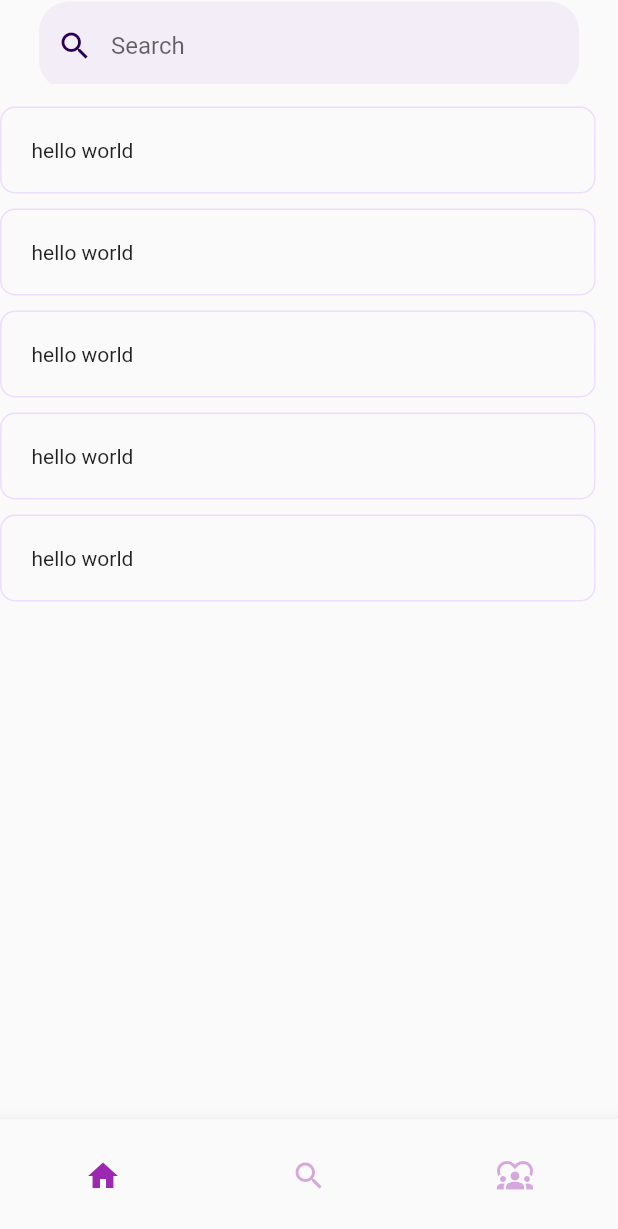
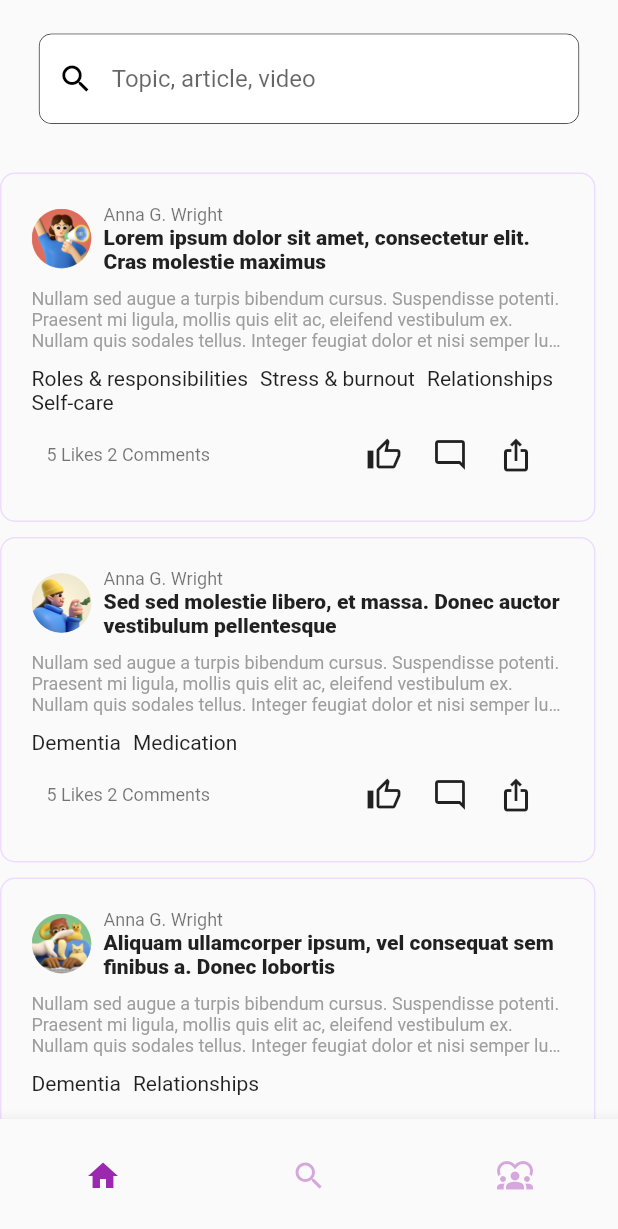
Before and after one commit to onebignick/google-ignite-2023, a Flutter app: the screen it shows after launch, on a phone screen of 412 x 824 dp. Shown: the top 1229 px of the screen. Run offline on Flutter 3.47's test engine with Material 2 defaults, Android fonts, the phone set to English and light mode, and no system bars; our stand-ins replace equatable.

Commit message:
Merge branch 'main' of https://github.com/onebignick/google-ignite-2023

```diff
--- a/lib/models/post_model.dart
+++ b/lib/models/post_model.dart
@@ -1,5 +1,6 @@
 import 'dart:convert';
 import 'package:equatable/equatable.dart';
+import 'package:flutter/material.dart';
 import "package:http/http.dart" as http;
 
 class Post extends Equatable {
@@ -9,7 +10,7 @@ class Post extends Equatable {
   final String title;
   final String subtitle;
   final String content;
-  final String category;
+  final List<Widget> category;
   final String authorImageUrl;
   final String imageUrl;
   final int views;
@@ -60,7 +61,12 @@ class Post extends Equatable {
       authorId: 1,
       authorImageUrl:
           'https://images.unsplash.com/photo-1658786403875-ef4086b78196?ixlib=rb-1.2.1&ixid=MnwxMjA3fDB8MHxwaG90by1wYWdlfHx8fGVufDB8fHx8&auto=format&fit=crop&w=1287&q=80',
-      category: 'Politics',
+      category: const [
+        Text("Roles & responsibilities"),
+        Text("Stress & burnout"),
+        Text("Relationships"),
+        Text("Self-care"),
+      ],
       views: 1204,
       likes: 100,
       imageUrl:
@@ -79,7 +85,10 @@ class Post extends Equatable {
       authorId: 1,
       authorImageUrl:
           'https://images.unsplash.com/photo-1658786403875-ef4086b78196?ixlib=rb-1.2.1&ixid=MnwxMjA3fDB8MHxwaG90by1wYWdlfHx8fGVufDB8fHx8&auto=format&fit=crop&w=1287&q=80',
-      category: 'Politics',
+      category: const [
+        Text("Dementia"),
+        Text("Medication"),
+      ],
       views: 1204,
       likes: 11,
       imageUrl:
@@ -98,7 +107,10 @@ class Post extends Equatable {
       authorId: 1,
       authorImageUrl:
           'https://images.unsplash.com/photo-1658786403875-ef4086b78196?ixlib=rb-1.2.1&ixid=MnwxMjA3fDB8MHxwaG90by1wYWdlfHx8fGVufDB8fHx8&auto=format&fit=crop&w=1287&q=80',
-      category: 'Politics',
+      category: const [
+        Text("Dementia"),
+        Text("Relationships"),
+      ],
       views: 1204,
       likes: 111,
       imageUrl:
@@ -116,7 +128,12 @@ class Post extends Equatable {
       authorId: 1,
       authorImageUrl:
           'https://images.unsplash.com/photo-1658786403875-ef4086b78196?ixlib=rb-1.2.1&ixid=MnwxMjA3fDB8MHxwaG90by1wYWdlfHx8fGVufDB8fHx8&auto=format&fit=crop&w=1287&q=80',
-      category: 'Politics',
+      category: const [
+        Text("Roles & responsibilities"),
+        Text("Stress & burnout"),
+        Text("Relationships"),
+        Text("Self-care"),
+      ],
       views: 1204,
       likes: 300,
       imageUrl:
@@ -135,7 +152,10 @@ class Post extends Equatable {
       authorId: 1,
       authorImageUrl:
           'https://images.unsplash.com/photo-1658786403875-ef4086b78196?ixlib=rb-1.2.1&ixid=MnwxMjA3fDB8MHxwaG90by1wYWdlfHx8fGVufDB8fHx8&auto=format&fit=crop&w=1287&q=80',
-      category: 'Politics',
+      category: const [
+        Text("Dementia"),
+        Text("Relationships"),
+      ],
       views: 1204,
       likes: 222,
       imageUrl:
--- a/lib/screens/home_screen.dart
+++ b/lib/screens/home_screen.dart
@@ -20,24 +20,35 @@ class _HomeScreenState extends State<HomeScreen> {
     return Scaffold(
       bottomNavigationBar: const BottomNavBar(),
       appBar: AppBar(
+        toolbarHeight: 100,
+        automaticallyImplyLeading: false,
         backgroundColor: Colors.transparent,
         elevation: 0,
         title: Padding(
           padding: const EdgeInsets.fromLTRB(
               10, 15, 10, 10), // Adjust horizontal padding
-          child: TextFormField(
-            decoration: InputDecoration(
-                hintText: 'Search',
-                fillColor: AppPalette.topicPurple,
+          child: Container(
+            decoration: BoxDecoration(
+                border: Border.all(
+                  color: Colors.black,
+                  width: 0.5,
+                ),
+                borderRadius: const BorderRadius.all(Radius.circular(8.0))),
+            child: TextFormField(
+              decoration: InputDecoration(
+                hintText: 'Topic, article, video',
+                fillColor: Colors.white,
                 filled: true,
                 prefixIcon: const Icon(
                   Icons.search,
-                  color: AppPalette.darkPurple,
+                  color: Colors.black,
                 ),
                 border: OutlineInputBorder(
-                  borderRadius: BorderRadius.circular(20.0),
+                  borderRadius: BorderRadius.circular(8.0),
                   borderSide: BorderSide.none,
-                )),
+                ),
+              ),
+            ),
           ),
         ),
       ),
@@ -50,20 +61,20 @@ class _HomeScreenState extends State<HomeScreen> {
               decoration: BoxDecoration(
                 border: Border.all(
                     color: AppPalette.lightPurple), // Optional border styling
-                borderRadius: BorderRadius.all(
+                borderRadius: const BorderRadius.all(
                     Radius.circular(10.0)), // Optional border radius
               ),
-              margin: EdgeInsets.fromLTRB(0, 10.0, 10.0, 0), // Optional margin
+              margin: const EdgeInsets.fromLTRB(
+                  0, 10.0, 10.0, 0), // Optional margin
               child: Padding(
-                padding: EdgeInsets.all(20.0),
-                child: Text("hello world"),
-                // child: PostWidget(
-                //   username: post.username,
-                //   title: post.title,
-                //   caption: post.caption,
-                //   avatarImagePath: post.avatarImagePath,
-                //   tags: post.tags,
-                // ),
+                padding: const EdgeInsets.all(20.0),
+                child: PostWidget(
+                  username: Post.posts[index].author,
+                  title: Post.posts[index].title,
+                  caption: Post.posts[index].content,
+                  avatarImagePath: "/${30 - index}.png",
+                  tags: Post.posts[index].category,
+                ),
               ));
         },
       ),
--- a/lib/screens/post_screen.dart
+++ b/lib/screens/post_screen.dart
@@ -1,4 +1,3 @@
-import 'package:cloud9/widgets/bottom_nav_bar.dart';
 import 'package:flutter/material.dart';
 
 import '../models/post_model.dart';
@@ -17,7 +16,6 @@ class PostScreen extends StatelessWidget {
       imageUrl: post.imageUrl,
       child: Scaffold(
         backgroundColor: Colors.transparent,
-        bottomNavigationBar: const BottomNavBar(),
         appBar: AppBar(
           iconTheme: const IconThemeData(color: Colors.white),
           backgroundColor: Colors.transparent,
@@ -162,18 +160,18 @@ class _NewsHeadline extends StatelessWidget {
           SizedBox(
             height: MediaQuery.of(context).size.height * 0.15,
           ),
-          CustomTag(
-            borderColor: Colors.black,
-            backgroundColor: Colors.grey.withAlpha(150),
-            children: [
-              Text(
-                post.category,
-                style: Theme.of(context).textTheme.bodyMedium!.copyWith(
-                      color: Colors.white,
-                    ),
-              ),
-            ],
-          ),
+          // CustomTag(
+          //   borderColor: Colors.black,
+          //   backgroundColor: Colors.grey.withAlpha(150),
+          //   children: [
+          //     Text(
+          //       post.category,
+          //       style: Theme.of(context).textTheme.bodyMedium!.copyWith(
+          //             color: Colors.white,
+          //           ),
+          //     ),
+          //   ],
+          // ),
           const SizedBox(height: 10),
           Text(
             post.title,
--- a/lib/widgets/post_widget.dart
+++ b/lib/widgets/post_widget.dart
@@ -25,9 +25,10 @@ class PostWidget extends StatelessWidget {
           children: <Widget>[
             // User Image (on the left) with padding
             Padding(
-              padding: EdgeInsets.only(right: 8.0),
+              padding: const EdgeInsets.only(right: 8.0),
               child: CircleAvatar(
-                backgroundImage: AssetImage(avatarImagePath),
+                backgroundImage:
+                    AssetImage('assets/images/avatars$avatarImagePath'),
                 radius: 20.0,
               ),
             ),
@@ -39,35 +40,36 @@ class PostWidget extends StatelessWidget {
                   // Username
                   Text(
                     username,
-                    style: TextStyle(
-                      fontSize: 12.0,
-                      fontWeight: FontWeight.bold,
-                    ),
+                    style: Theme.of(context).textTheme.bodySmall,
                   ),
                   // Title
                   Text(
                     title,
-                    style: TextStyle(fontSize: 24.0),
+                    style: Theme.of(context)
+                        .textTheme
+                        .bodyMedium!
+                        .copyWith(fontWeight: FontWeight.w900),
                   ),
                 ],
               ),
             ),
           ],
         ),
-        SizedBox(height: 10.0), // Add spacing between the user info and caption
+        const SizedBox(
+            height: 10.0), // Add spacing between the user info and caption
 
         // Caption
         Text(
           caption,
-          style: TextStyle(
-            fontSize: 11.0,
-            color: Colors.grey,
-          ),
+          style: Theme.of(context)
+              .textTheme
+              .bodySmall!
+              .copyWith(color: Colors.grey),
           maxLines: 3,
           overflow: TextOverflow.ellipsis,
         ),
 
-        SizedBox(height: 10.0), // Add spacing between caption and tags
+        const SizedBox(height: 10.0), // Add spacing between caption and tags
 
         // List of Tags
         Wrap(
@@ -94,7 +96,8 @@ class PostWidget extends StatelessWidget {
                 // If it's a Widget, include it directly
                 return tag;
               }
-              return SizedBox.shrink(); // Return an empty container for unknown types
+              return SizedBox
+                  .shrink(); // Return an empty container for unknown types
             },
           ).toList(),
         ),
@@ -111,7 +114,8 @@ class PostWidget extends StatelessWidget {
               Spacer(),
               // Interactive Icons with InkWell
               Padding(
-                padding: const EdgeInsets.symmetric(horizontal: 10.0), // Adjust the horizontal spacing
+                padding: const EdgeInsets.symmetric(
+                    horizontal: 10.0), // Adjust the horizontal spacing
                 child: InkWell(
                   onTap: () {
                     // Handle Like button click
@@ -120,7 +124,8 @@ class PostWidget extends StatelessWidget {
                 ),
               ),
               Padding(
-                padding: const EdgeInsets.symmetric(horizontal: 10.0), // Adjust the horizontal spacing
+                padding: const EdgeInsets.symmetric(
+                    horizontal: 10.0), // Adjust the horizontal spacing
                 child: InkWell(
                   onTap: () {
                     // Handle Comment button click
@@ -129,7 +134,8 @@ class PostWidget extends StatelessWidget {
                 ),
               ),
               Padding(
-                padding: const EdgeInsets.symmetric(horizontal: 10.0), // Adjust the horizontal spacing
+                padding: const EdgeInsets.symmetric(
+                    horizontal: 10.0), // Adjust the horizontal spacing
                 child: InkWell(
                   onTap: () {
                     // Handle Share button click
--- a/lib/widgets/widgets.dart
+++ b/lib/widgets/widgets.dart
@@ -4,3 +4,4 @@ export "custom_tag2.dart";
 export "image_container.dart";
 export "scroll_widget.dart";
 export "date_picker.dart";
+export "post_widget.dart";
--- a/pubspec.yaml
+++ b/pubspec.yaml
@@ -66,6 +66,7 @@ flutter:
 
   # To add assets to your application, add an assets section, like this:
   assets:
+    - assets/images/avatars/
     - images/care_services/
     - images/guides/
     - images/workshops/
```
Also changed, not shown: assets/images/avatars/27.png (renamed from assets/images/avatars/4.png).
